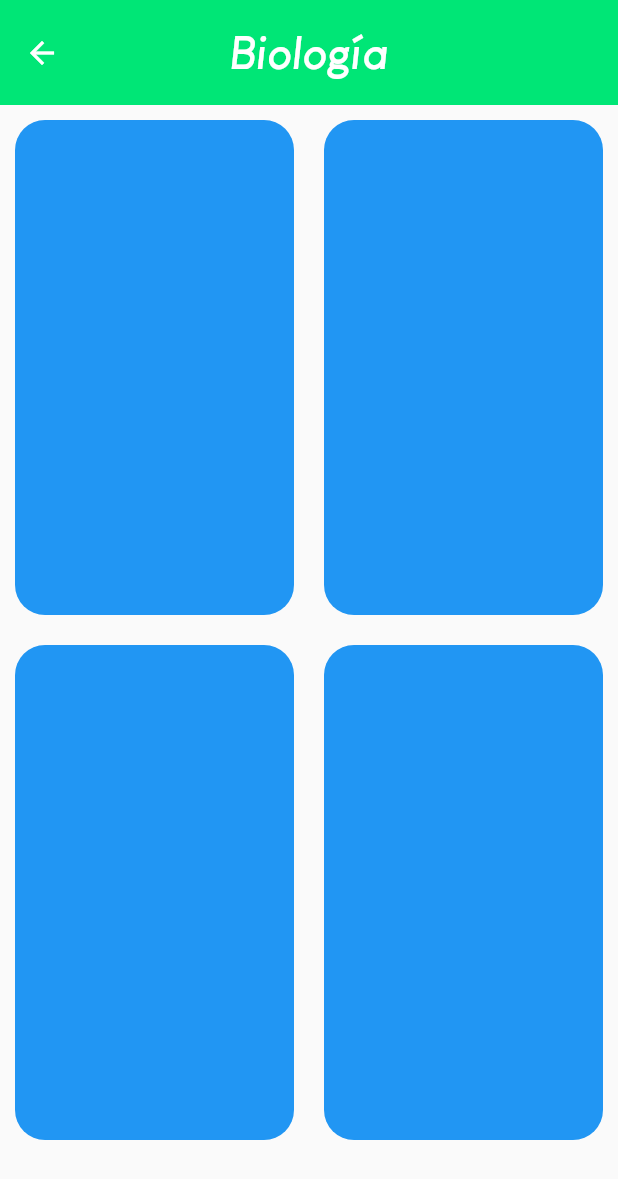
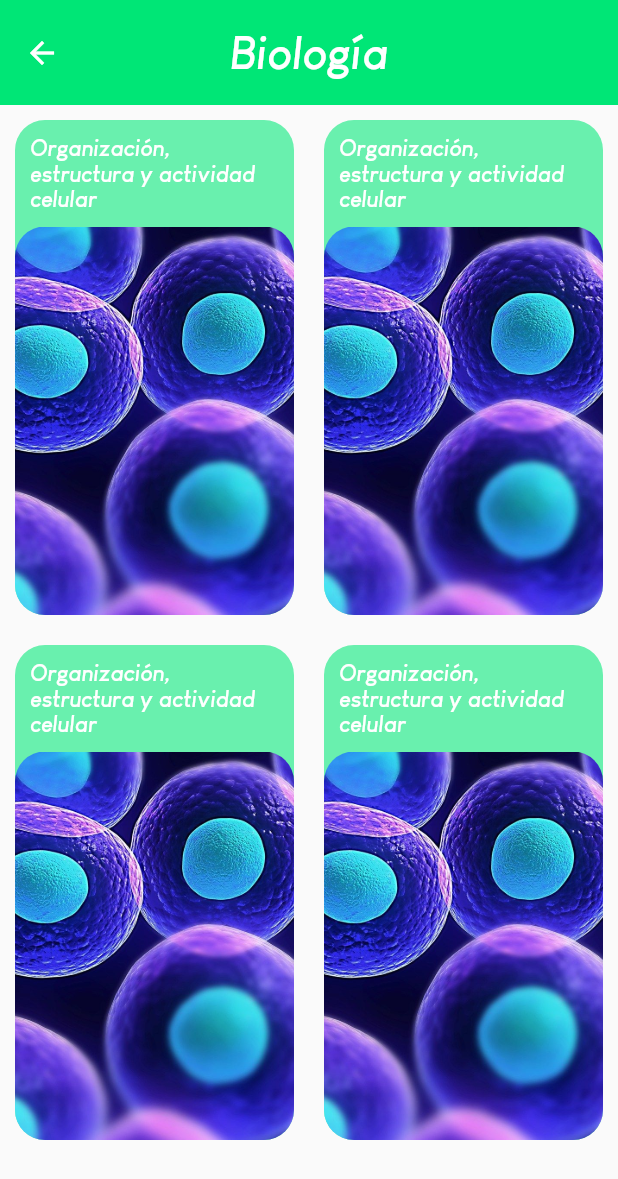
Before and after one commit to JordiDeSanta/PTUContenidos, a Flutter app: the screen it shows after launch, after a tap on "Biología", on a phone screen of 412 x 824 dp. Shown: the top 1179 px of the screen. Run offline on Flutter 3.47's test engine with Material 2 defaults, Android fonts, the phone set to English and light mode, and no system bars; our stand-ins replace flutter_cache_manager; missing offline and left inert: pdf_render.

Commit message:
Final design of course page

```diff
--- a/lib/pages/course_page.dart
+++ b/lib/pages/course_page.dart
@@ -24,14 +24,14 @@ class CoursePage extends StatelessWidget {
         children: [
           TableRow(
             children: [
-              _createButton(),
-              _createButton(),
+              _createButton(context),
+              _createButton(context),
             ],
           ),
           TableRow(
             children: [
-              _createButton(),
-              _createButton(),
+              _createButton(context),
+              _createButton(context),
             ],
           )
         ],
@@ -40,13 +40,17 @@ class CoursePage extends StatelessWidget {
   }
 }
 
-Widget _createButton() {
+Widget _createButton(BuildContext c) {
+  final styles = TextStyles();
+
   return Container(
     padding: EdgeInsets.all(10),
     height: 350,
     child: ElevatedButton(
       onPressed: () {},
       style: ButtonStyle(
+        padding: MaterialStateProperty.all(EdgeInsets.zero),
+        backgroundColor: MaterialStateProperty.all(Colors.greenAccent),
         elevation: MaterialStateProperty.all(0.0),
         shape: MaterialStateProperty.all(
           RoundedRectangleBorder(
@@ -54,7 +58,26 @@ Widget _createButton() {
           ),
         ),
       ),
-      child: null,
+      child: Column(
+        children: [
+          Container(
+            padding: EdgeInsets.all(10),
+            child: Text(
+              'Organización, estructura y actividad celular',
+              style: styles.getSubtitle(c),
+            ),
+          ),
+          Expanded(
+            child: ClipRRect(
+              borderRadius: BorderRadius.circular(20),
+              child: Image(
+                image: AssetImage('assets/img/bio1.jpeg'),
+                fit: BoxFit.cover,
+              ),
+            ),
+          ),
+        ],
+      ),
     ),
   );
 }
--- a/lib/utils/texts.dart
+++ b/lib/utils/texts.dart
@@ -13,4 +13,11 @@ class TextStyles {
       fontSize: getSize(c) * 60,
     );
   }
+
+  TextStyle getSubtitle(BuildContext c) {
+    return TextStyle(
+      color: Colors.white,
+      fontSize: getSize(c) * 30,
+    );
+  }
 }
```
